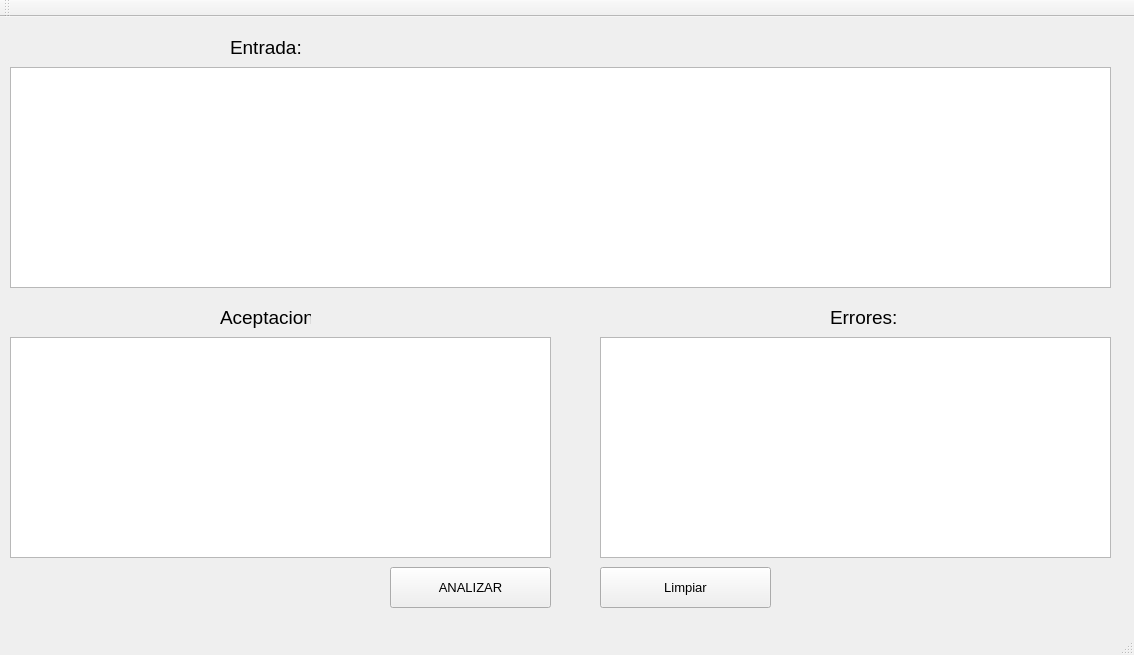
Before: the Qt Designer form Analizador/Nueva carpeta/mainwindow.ui in lDavidGv/Automatas_ll, drawn with Qt 5.
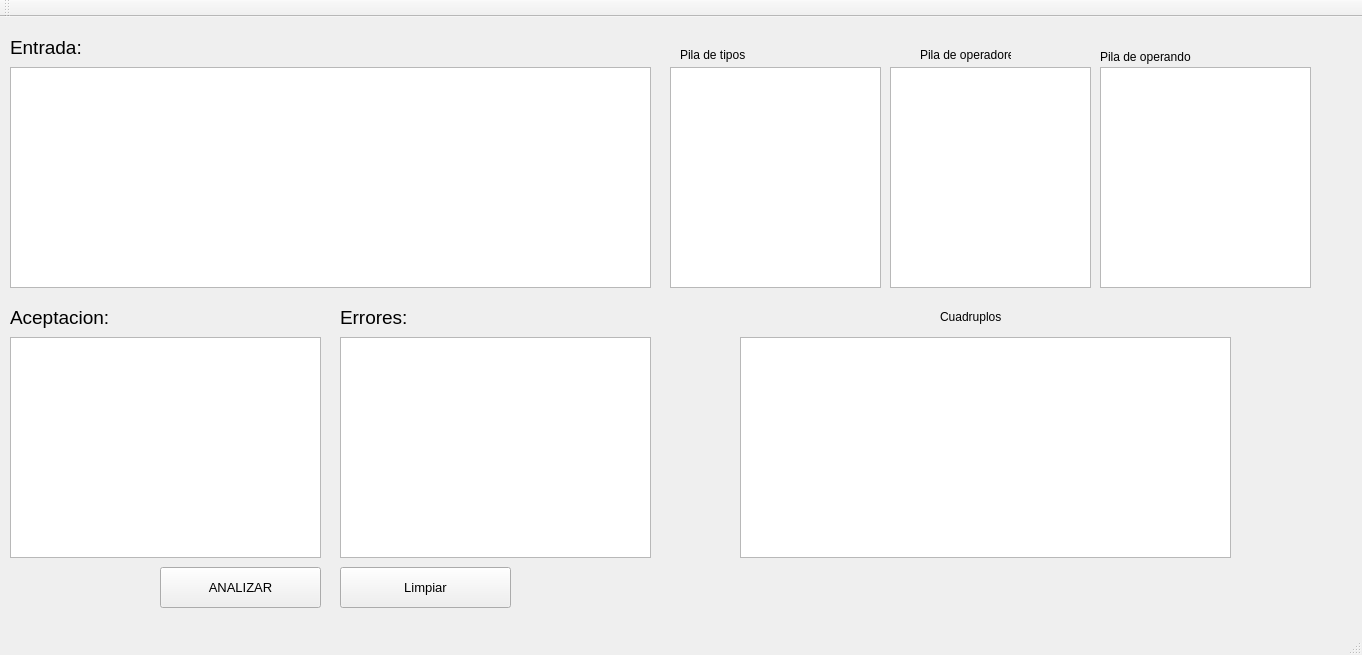
After: the same form once the commit is applied.

What changed in the file:
```diff
--- a/Analizador/Nueva carpeta/mainwindow.ui
+++ b/Analizador/Nueva carpeta/mainwindow.ui
@@ -6,7 +6,7 @@
    <rect>
     <x>0</x>
     <y>0</y>
-    <width>1134</width>
+    <width>1362</width>
     <height>655</height>
    </rect>
   </property>
@@ -19,7 +19,7 @@
      <rect>
       <x>10</x>
       <y>50</y>
-      <width>1101</width>
+      <width>641</width>
       <height>221</height>
      </rect>
     </property>
@@ -32,7 +32,7 @@
    <widget class="QPushButton" name="pushButton">
     <property name="geometry">
      <rect>
-      <x>390</x>
+      <x>160</x>
       <y>550</y>
       <width>161</width>
       <height>41</height>
@@ -50,9 +50,9 @@
    <widget class="QLabel" name="label">
     <property name="geometry">
      <rect>
-      <x>220</x>
+      <x>10</x>
       <y>290</y>
-      <width>91</width>
+      <width>101</width>
       <height>21</height>
      </rect>
     </property>
@@ -68,7 +68,7 @@
    <widget class="QLabel" name="label_2">
     <property name="geometry">
      <rect>
-      <x>830</x>
+      <x>340</x>
       <y>290</y>
       <width>81</width>
       <height>21</height>
@@ -88,7 +88,7 @@
      <rect>
       <x>10</x>
       <y>320</y>
-      <width>541</width>
+      <width>311</width>
       <height>221</height>
      </rect>
     </property>
@@ -101,9 +101,9 @@
    <widget class="QPlainTextEdit" name="Error">
     <property name="geometry">
      <rect>
-      <x>600</x>
+      <x>340</x>
       <y>320</y>
-      <width>511</width>
+      <width>311</width>
       <height>221</height>
      </rect>
     </property>
@@ -116,7 +116,7 @@
    <widget class="QPushButton" name="pushButton_3">
     <property name="geometry">
      <rect>
-      <x>600</x>
+      <x>340</x>
       <y>550</y>
       <width>171</width>
       <height>41</height>
@@ -134,7 +134,7 @@
    <widget class="QLabel" name="label_3">
     <property name="geometry">
      <rect>
-      <x>230</x>
+      <x>10</x>
       <y>20</y>
       <width>81</width>
       <height>21</height>
@@ -149,6 +149,98 @@
      <string>Entrada:</string>
     </property>
    </widget>
+   <widget class="QTextEdit" name="textEdit">
+    <property name="geometry">
+     <rect>
+      <x>670</x>
+      <y>50</y>
+      <width>211</width>
+      <height>221</height>
+     </rect>
+    </property>
+   </widget>
+   <widget class="QTextEdit" name="textEdit_2">
+    <property name="geometry">
+     <rect>
+      <x>890</x>
+      <y>50</y>
+      <width>201</width>
+      <height>221</height>
+     </rect>
+    </property>
+   </widget>
+   <widget class="QLabel" name="label_4">
+    <property name="geometry">
+     <rect>
+      <x>680</x>
+      <y>30</y>
+      <width>71</width>
+      <height>16</height>
+     </rect>
+    </property>
+    <property name="text">
+     <string>Pila de tipos</string>
+    </property>
+   </widget>
+   <widget class="QLabel" name="label_5">
+    <property name="geometry">
+     <rect>
+      <x>920</x>
+      <y>30</y>
+      <width>91</width>
+      <height>16</height>
+     </rect>
+    </property>
+    <property name="text">
+     <string>Pila de operadores</string>
+    </property>
+   </widget>
+   <widget class="QLabel" name="label_6">
+    <property name="geometry">
+     <rect>
+      <x>1100</x>
+      <y>30</y>
+      <width>91</width>
+      <height>20</height>
+     </rect>
+    </property>
+    <property name="text">
+     <string>Pila de operandos</string>
+    </property>
+   </widget>
+   <widget class="QTextEdit" name="textEdit_4">
+    <property name="geometry">
+     <rect>
+      <x>1100</x>
+      <y>50</y>
+      <width>211</width>
+      <height>221</height>
+     </rect>
+    </property>
+   </widget>
+   <widget class="QLabel" name="label_7">
+    <property name="geometry">
+     <rect>
+      <x>940</x>
+      <y>290</y>
+      <width>91</width>
+      <height>20</height>
+     </rect>
+    </property>
+    <property name="text">
+     <string>Cuadruplos</string>
+    </property>
+   </widget>
+   <widget class="QTableWidget" name="table">
+    <property name="geometry">
+     <rect>
+      <x>740</x>
+      <y>320</y>
+      <width>491</width>
+      <height>221</height>
+     </rect>
+    </property>
+   </widget>
   </widget>
   <widget class="QMenuBar" name="menuBar">
    <property name="geometry">
```
Left out of the diff: 2 changed lines with no effect on the pictures.
